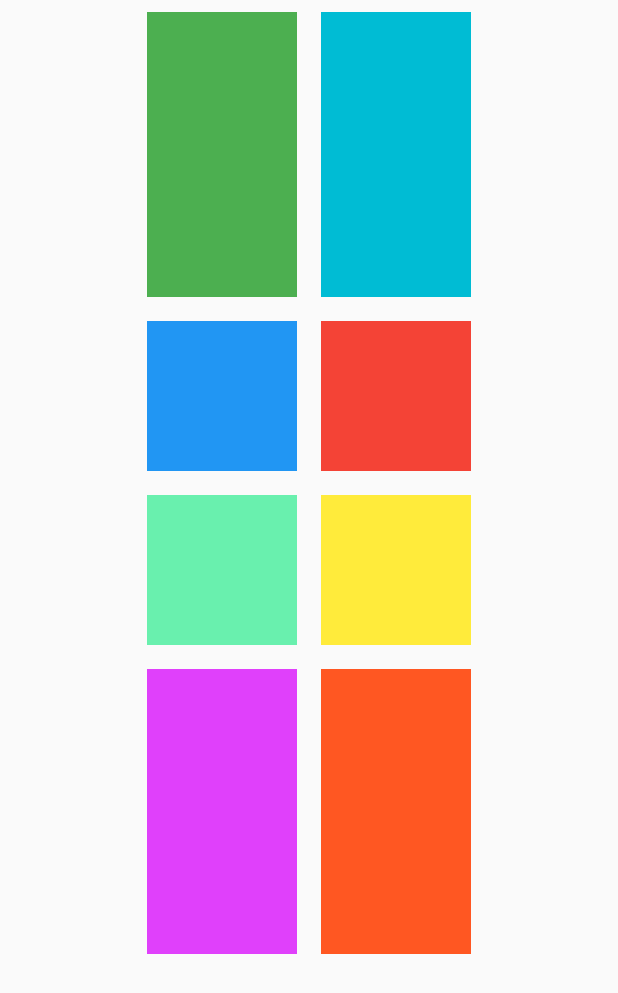
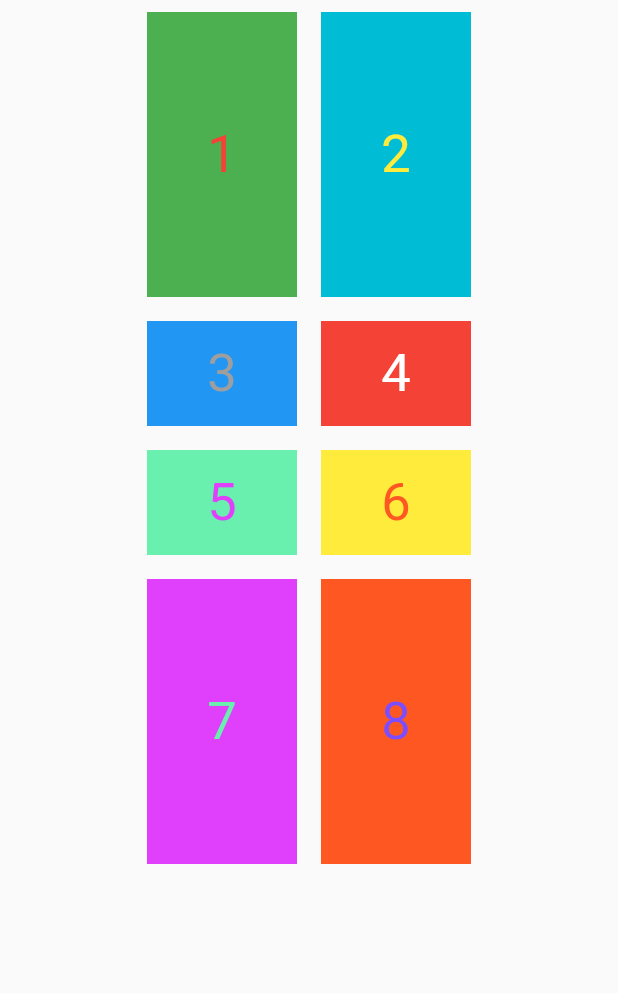
Before and after one commit to Y3Cv/HomeWork, a Flutter app: the screen it shows after launch, on a phone screen of 412 x 824 dp. Shown: the top 993 px of the screen. Run offline on Flutter 3.47's test engine with Material 2 defaults, Android fonts, the phone set to English and light mode, and no system bars.

Commit message:
release 2

```diff
--- a/lib/main.dart
+++ b/lib/main.dart
@@ -37,7 +37,9 @@ class _MyHomePageState extends State<MyHomePage> {
                   margin: EdgeInsets.all(8),
                   width: 100,
                   height: 300,
-                )),
+                  child: Text(
+                    '1', style: TextStyle(color: Colors.red, fontSize: 35),
+                ))),
 
                 Flexible(
                 flex: 1,
@@ -48,7 +50,9 @@ class _MyHomePageState extends State<MyHomePage> {
                   margin: EdgeInsets.all(8),
                   width: 100,
                   height: 300,
-                ))])),
+                    child: Text(
+                        '2', style: TextStyle(color: Colors.yellow, fontSize: 35)
+                )))])),
 
 
 
@@ -66,8 +70,10 @@ class _MyHomePageState extends State<MyHomePage> {
                   color: Colors.blue,
                   margin: EdgeInsets.all(8),
                   width: 100,
-                  height: 100,
-                )),
+                  height: 70,
+                    child: Text(
+                        '3', style: TextStyle(color: Colors.grey, fontSize: 35)
+                ))),
 
                 Flexible(
                 flex: 1,
@@ -78,8 +84,10 @@ class _MyHomePageState extends State<MyHomePage> {
                   color: Colors.red,
                   margin: EdgeInsets.all(8),
                   width: 100,
-                  height: 100,
-                ))])),
+                  height: 70,
+                    child: Text(
+                        '4', style: TextStyle(color: Colors.white, fontSize: 35)
+                )))])),
     Flexible(
     flex: 1,
 
@@ -94,8 +102,10 @@ class _MyHomePageState extends State<MyHomePage> {
                   color: Colors.greenAccent,
                   margin: EdgeInsets.all(8),
                   width: 100,
-                  height: 100,
-                )),
+                  height: 70,
+                    child: Text(
+                        '5', style: TextStyle(color: Colors.purpleAccent, fontSize: 35)
+                ))),
 
                 Flexible(
                   flex: 1,
@@ -106,8 +116,10 @@ class _MyHomePageState extends State<MyHomePage> {
                   color: Colors.yellow,
                   margin: EdgeInsets.all(8),
                   width: 100,
-                  height: 100,
-                ))])),
+                  height: 70,
+                    child: Text(
+                        '6', style: TextStyle(color: Colors.deepOrange, fontSize: 35)
+                )))])),
 
       Flexible(
         flex: 1,
@@ -126,7 +138,9 @@ class _MyHomePageState extends State<MyHomePage> {
                   margin: EdgeInsets.all(8),
                   width: 100,
                   height: 300,
-                )),
+                    child: Text(
+                        '7', style: TextStyle(color: Colors.greenAccent, fontSize: 35)
+                ))),
 
                 Flexible(
                   flex: 1,
@@ -138,7 +152,9 @@ class _MyHomePageState extends State<MyHomePage> {
                   margin: EdgeInsets.all(8),
                   width: 100,
                   height: 300,
-                ))])),
+                    child: Text(
+                        '8', style: TextStyle(color: Colors.deepPurpleAccent, fontSize: 35)
+                )))])),
         ],
       ),
     );
```
Also changed, not shown: 2 other files.
